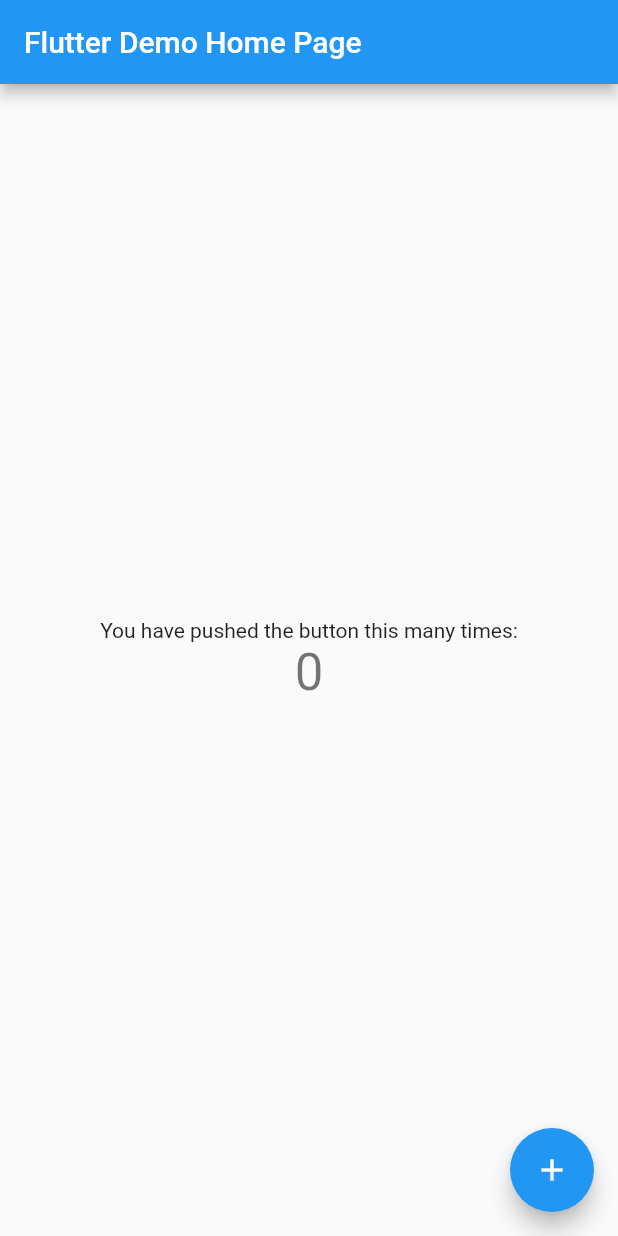
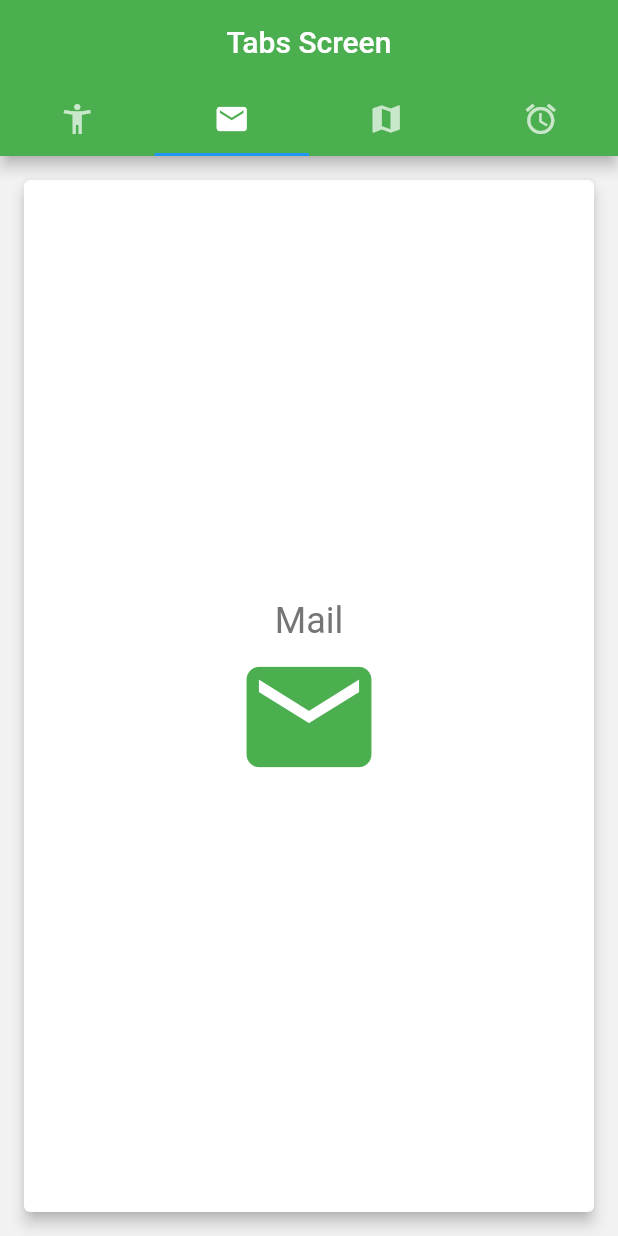
Before and after one commit to adrian-parra/Flutter-Practicas, a Flutter app: the screen it shows after launch, on a phone screen of 412 x 824 dp. Run offline on Flutter 3.47's test engine with Material 2 defaults, Android fonts, the phone set to English and light mode, and no system bars; our stand-ins replace fluttertoast.

Commit message:
practica 06 terminada
aprendizaje

* Tabbar

* TabBarView

* DefaultTabController

```diff
--- /dev/null
+++ b/practica_06/lib/config.dart
@@ -0,0 +1,26 @@
+import 'package:flutter/material.dart';
+
+class AppConfig {
+  static const colorPrincipal = Color(0xFF4BAF4F);
+  static const colorSecundario = Color(0xFFFFFFFF);
+  static const colorFondo = Color(0xFFF2F2F2);
+  static const colorDescripcion = Color(0xFF757575);
+  static const colorExtra = Colors.blue;
+
+  static const colorSuccess = Color(0xFF51ae57);
+  static const colorDanger = Color(0xFFff0000);
+  static const colorWarning = Color(0xFFf57c00);
+  static const colorInfo = Color(0xFF3498db);
+
+  static const marginValue = 16.0;
+  static const paddingValue = 16.0;
+
+  static const sizeTitulo = 24.0;
+  static const sizeSubtitulo = 20.0;
+  static const sizeDescripcion = 14.0;
+
+  static const gap = 10.0;
+
+  static const letterSpacingValue = 1.3;
+
+}
--- a/practica_06/lib/main.dart
+++ b/practica_06/lib/main.dart
@@ -1,4 +1,5 @@
 import 'package:flutter/material.dart';
+import 'package:practica_06/screens/tabs_screen.dart';
 
 void main() {
   runApp(const MyApp());
@@ -10,106 +11,10 @@
   // This widget is the root of your application.
   @override
   Widget build(BuildContext context) {
-    return MaterialApp(
+    return const MaterialApp(
+      debugShowCheckedModeBanner: false,
       title: 'Flutter Demo',
-      theme: ThemeData(
-        // This is the theme of your application.
-        //
-        // Try running your application with "flutter run". You'll see the
-        // application has a blue toolbar. Then, without quitting the app, try
-        // changing the primarySwatch below to Colors.green and then invoke
-        // "hot reload" (press "r" in the console where you ran "flutter run",
-        // or simply save your changes to "hot reload" in a Flutter IDE).
-        // Notice that the counter didn't reset back to zero; the application
-        // is not restarted.
-        primarySwatch: Colors.blue,
-      ),
-      home: const MyHomePage(title: 'Flutter Demo Home Page'),
+      home: TabsScreen(),
     );
   }
 }
-
-class MyHomePage extends StatefulWidget {
-  const MyHomePage({super.key, required this.title});
-
-  // This widget is the home page of your application. It is stateful, meaning
-  // that it has a State object (defined below) that contains fields that affect
-  // how it looks.
-
-  // This class is the configuration for the state. It holds the values (in this
-  // case the title) provided by the parent (in this case the App widget) and
-  // used by the build method of the State. Fields in a Widget subclass are
-  // always marked "final".
-
-  final String title;
-
-  @override
-  State<MyHomePage> createState() => _MyHomePageState();
-}
-
-class _MyHomePageState extends State<MyHomePage> {
-  int _counter = 0;
-
-  void _incrementCounter() {
-    setState(() {
-      // This call to setState tells the Flutter framework that something has
-      // changed in this State, which causes it to rerun the build method below
-      // so that the display can reflect the updated values. If we changed
-      // _counter without calling setState(), then the build method would not be
-      // called again, and so nothing would appear to happen.
-      _counter++;
-    });
-  }
-
-  @override
-  Widget build(BuildContext context) {
-    // This method is rerun every time setState is called, for instance as done
-    // by the _incrementCounter method above.
-    //
-    // The Flutter framework has been optimized to make rerunning build methods
-    // fast, so that you can just rebuild anything that needs updating rather
-    // than having to individually change instances of widgets.
-    return Scaffold(
-      appBar: AppBar(
-        // Here we take the value from the MyHomePage object that was created by
-        // the App.build method, and use it to set our appbar title.
-        title: Text(widget.title),
-      ),
-      body: Center(
-        // Center is a layout widget. It takes a single child and positions it
-        // in the middle of the parent.
-        child: Column(
-          // Column is also a layout widget. It takes a list of children and
-          // arranges them vertically. By default, it sizes itself to fit its
-          // children horizontally, and tries to be as tall as its parent.
-          //
-          // Invoke "debug painting" (press "p" in the console, choose the
-          // "Toggle Debug Paint" action from the Flutter Inspector in Android
-          // Studio, or the "Toggle Debug Paint" command in Visual Studio Code)
-          // to see the wireframe for each widget.
-          //
-          // Column has various properties to control how it sizes itself and
-          // how it positions its children. Here we use mainAxisAlignment to
-          // center the children vertically; the main axis here is the vertical
-          // axis because Columns are vertical (the cross axis would be
-          // horizontal).
-          mainAxisAlignment: MainAxisAlignment.center,
-          children: <Widget>[
-            const Text(
-              'You have pushed the button this many times:',
-            ),
-            Text(
-              '$_counter',
-              style: Theme.of(context).textTheme.headline4,
-            ),
-          ],
-        ),
-      ),
-      floatingActionButton: FloatingActionButton(
-        onPressed: _incrementCounter,
-        tooltip: 'Increment',
-        child: const Icon(Icons.add),
-      ), // This trailing comma makes auto-formatting nicer for build methods.
-    );
-  }
-}
--- /dev/null
+++ b/practica_06/lib/screens/tabs_screen.dart
@@ -0,0 +1,94 @@
+import 'package:practica_06/config.dart';
+import 'package:flutter/material.dart';
+
+class TabsScreen extends StatelessWidget {
+  const TabsScreen({super.key});
+
+  static const double sizeIcons = 100.0;
+
+  @override
+  Widget build(BuildContext context) {
+    return DefaultTabController(
+      initialIndex: 1,
+      length: 4,
+      child: Scaffold(
+        backgroundColor: AppConfig.colorFondo,
+        appBar: AppBar(
+          backgroundColor: AppConfig.colorPrincipal,
+          title: const Text('Tabs Screen'),
+          centerTitle: true,
+          bottom: const TabBar(
+            tabs: [
+              Tab(icon: Icon(Icons.accessibility_new)),
+              Tab(icon: Icon(Icons.mail)),
+              Tab(icon: Icon(Icons.map)),
+              Tab(icon: Icon(Icons.access_alarm)),
+            ],
+          ),
+        ),
+        body: TabBarView(
+          children: [
+            Card(
+                elevation: 4,
+                margin: const EdgeInsets.all(AppConfig.marginValue),
+                child: Column(
+                  mainAxisAlignment: MainAxisAlignment.center,
+                  children: const [
+                    Text('Accessibility',
+                        style: TextStyle(
+                            fontSize: AppConfig.sizeTitulo,
+                            color: AppConfig.colorDescripcion)),
+                    Icon(Icons.accessibility_new,
+                        size: sizeIcons,
+                        color: AppConfig.colorPrincipal,
+                        semanticLabel: 'Accesibilidad'),
+                  ],
+                )),
+            Card(
+                elevation: 4,
+                margin: const EdgeInsets.all(AppConfig.marginValue),
+                child: Column(
+                  mainAxisAlignment: MainAxisAlignment.center,
+                  children: const [
+                    Text('Mail',
+                        style: TextStyle(
+                            fontSize: AppConfig.sizeTitulo,
+                            color: AppConfig.colorDescripcion)),
+                    Icon(Icons.mail,
+                        size: sizeIcons, color: AppConfig.colorPrincipal),
+                  ],
+                )),
+            Card(
+                elevation: 4,
+                margin: const EdgeInsets.all(AppConfig.marginValue),
+                child: Column(
+                  mainAxisAlignment: MainAxisAlignment.center,
+                  children: const [
+                    Text('Map',
+                        style: TextStyle(
+                            fontSize: AppConfig.sizeTitulo,
+                            color: AppConfig.colorDescripcion)),
+                    Icon(Icons.map,
+                        size: sizeIcons, color: AppConfig.colorPrincipal),
+                  ],
+                )),
+            Card(
+                elevation: 4,
+                margin: const EdgeInsets.all(AppConfig.marginValue),
+                child: Column(
+                  mainAxisAlignment: MainAxisAlignment.center,
+                  children: const [
+                    Text('Alarm',
+                        style: TextStyle(
+                            fontSize: AppConfig.sizeTitulo,
+                            color: AppConfig.colorDescripcion)),
+                    Icon(Icons.access_alarm,
+                        size: sizeIcons, color: AppConfig.colorPrincipal),
+                  ],
+                )),
+          ],
+        ),
+      ),
+    );
+  }
+}
```
